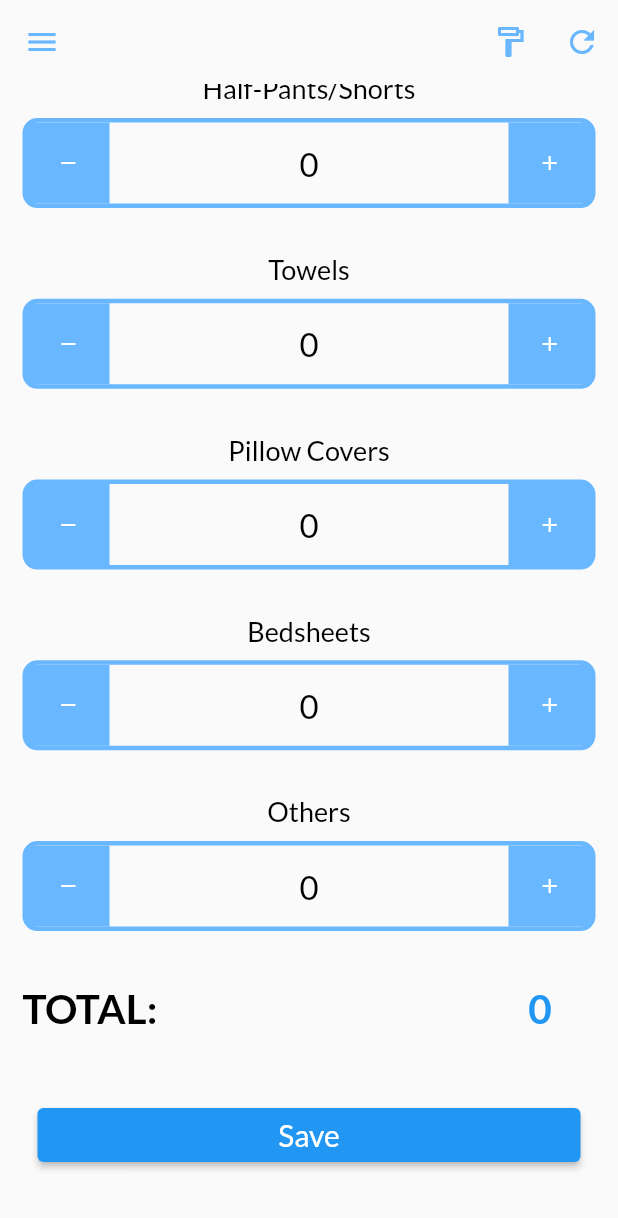
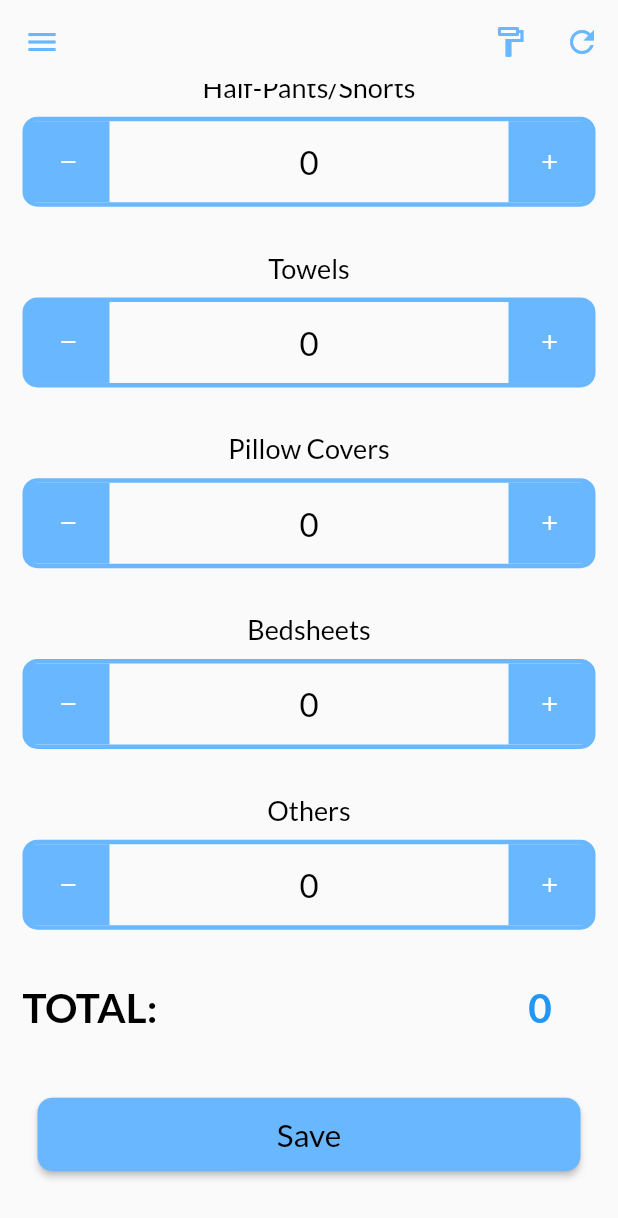
Before and after one commit to nikhil-RGB/srm_laundry, a Flutter app: the screen it shows after launch, scrolled down 576 dp, on a phone screen of 412 x 824 dp. Shown: the top 1218 px of the screen. Run offline on Flutter 3.47's test engine with Material 2 defaults, Android fonts, the phone set to English and light mode, and no system bars; our stand-ins replace fluttertoast, google_fonts, hive, hive_flutter; accounts and stored records are empty.

Commit message:
💄 Improve Save button

```diff
--- a/lib/pages/CounterPage.dart
+++ b/lib/pages/CounterPage.dart
@@ -2,8 +2,6 @@ import 'dart:core';
 import 'package:flutter/services.dart';
 import 'package:fluttertoast/fluttertoast.dart';
 import 'package:laundry_counter/pages/DatePage.dart';
-// ignore: unused_import
-import 'package:logger/logger.dart';
 import 'package:flutter/material.dart';
 import 'package:hive/hive.dart';
 import 'package:laundry_counter/pages/colors.dart';
@@ -247,6 +245,12 @@ class _CounterPageState extends State<CounterPage> {
       padding: const EdgeInsets.all(15.0),
       margin: const EdgeInsets.all(10.0),
       child: ElevatedButton(
+          style: ElevatedButton.styleFrom(
+            shape: RoundedRectangleBorder(
+              borderRadius: BorderRadius.circular(10.0),
+            ),
+            backgroundColor: color,
+          ),
           onPressed: () {
             save();
             Fluttertoast.showToast(
@@ -260,10 +264,16 @@ class _CounterPageState extends State<CounterPage> {
             Navigator.push(
                 context, MaterialPageRoute(builder: ((context) => DatePage())));
           },
-          child: const Center(
-            child: Text(
-              "Save",
-              style: TextStyle(fontSize: 20),
+          child: Padding(
+            padding: const EdgeInsets.all(12.0),
+            child: const Center(
+              child: Text(
+                "Save",
+                style: TextStyle(
+                    fontSize: 21,
+                    fontWeight: FontWeight.w500,
+                    color: Colors.black),
+              ),
             ),
           )),
     );
@@ -289,8 +299,6 @@ class _CounterPageState extends State<CounterPage> {
   //Saves the current data to local storage via Hive
   void save() {
     laundryBox.put(date, createHiveObject());
-    // Logger().w("Length=${laundryBox.keys.length}");
-    // Logger().wtf("current entry= Pants${laundryBox.get(currentDate())!.pants}");
   }
 
   Widget dateBar() {
```
